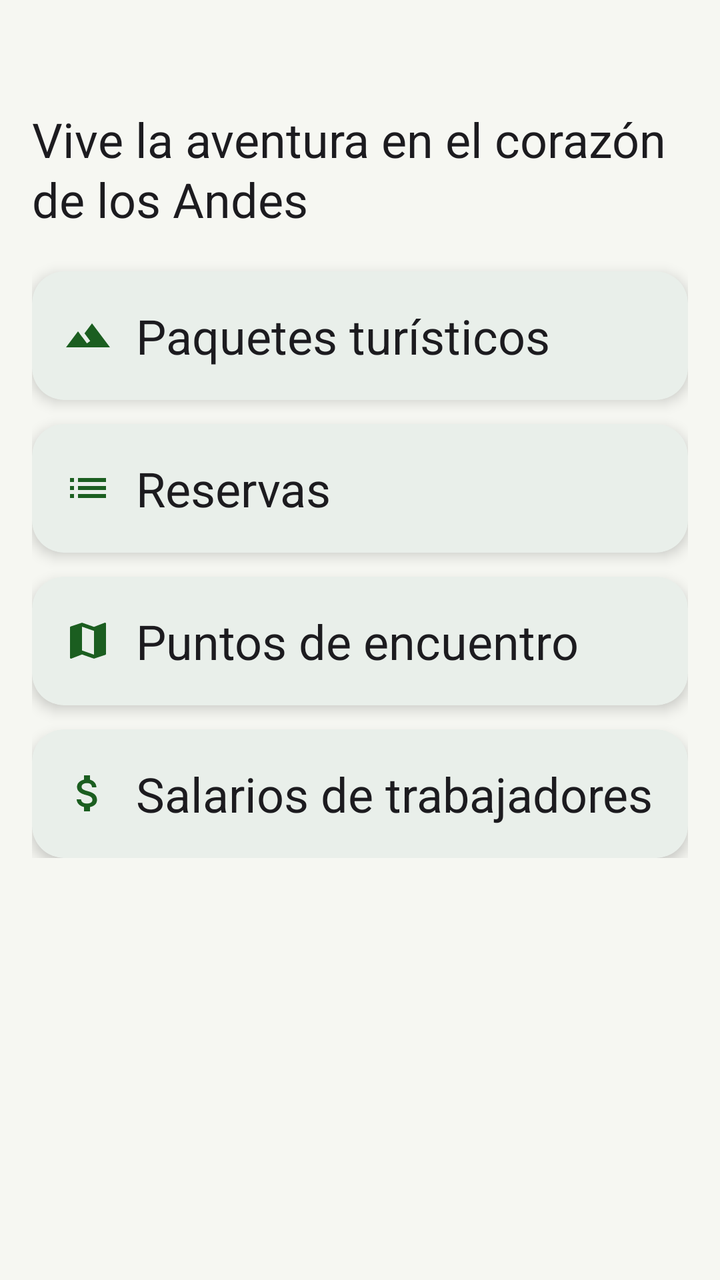
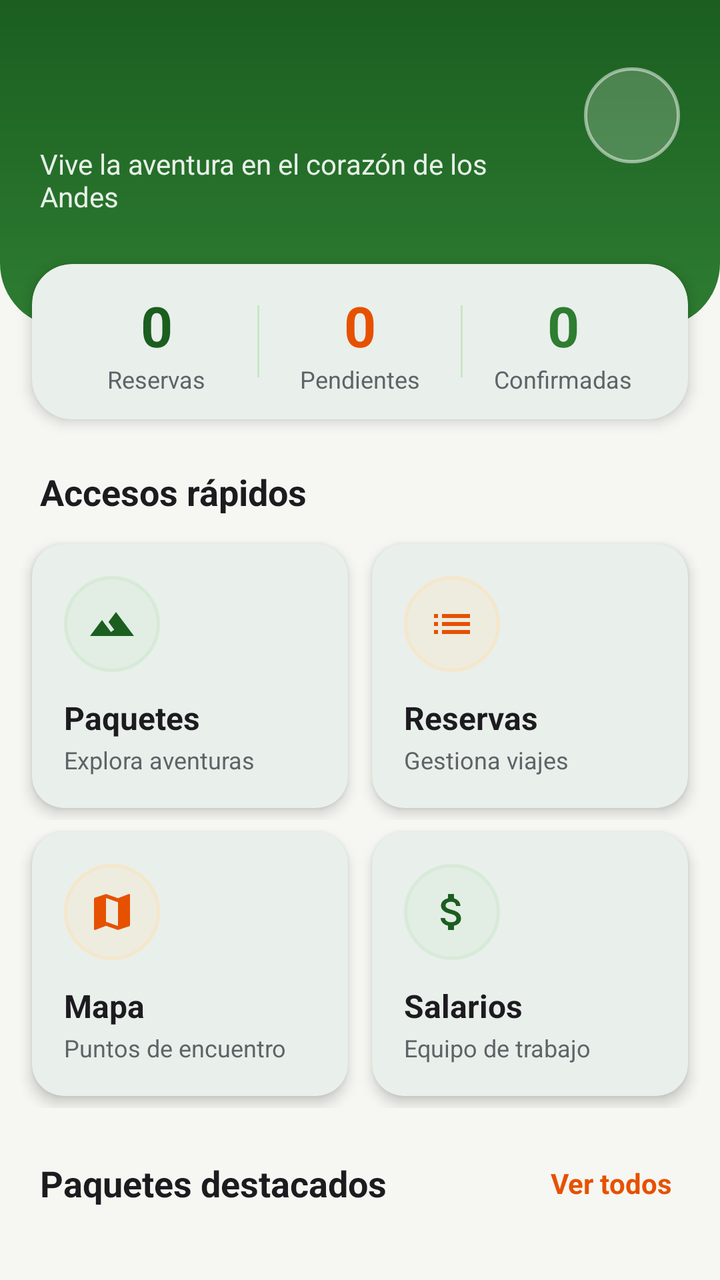

Compare the two renders of this Android layout. The source of the first and the diff that turns it into the second are given below.
<!-- AndroidManifest.xml: application theme Theme.AndesAventura -->
<!-- res/layout/fragment_inicio.xml -->
<?xml version="1.0" encoding="utf-8"?>
<ScrollView xmlns:android="http://schemas.android.com/apk/res/android"
    xmlns:app="http://schemas.android.com/apk/res-auto"
    android:layout_width="match_parent"
    android:layout_height="match_parent">

    <LinearLayout
        android:layout_width="match_parent"
        android:layout_height="wrap_content"
        android:orientation="vertical"
        android:padding="16dp">

        <TextView
            android:id="@+id/tvBienvenida"
            style="@style/TextoTitulo"
            android:layout_width="match_parent"
            android:layout_height="wrap_content" />

        <TextView
            style="@style/TextoParrafo"
            android:layout_width="match_parent"
            android:layout_height="wrap_content"
            android:layout_marginBottom="8dp"
            android:text="@string/eslogan" />

        <com.google.android.material.card.MaterialCardView
            android:id="@+id/cardPaquetes"
            style="@style/Tarjeta"
            android:layout_width="match_parent"
            android:layout_height="wrap_content"
            android:layout_marginTop="12dp"
            android:clickable="true"
            android:focusable="true">

            <TextView
                style="@style/TextoParrafo"
                android:layout_width="match_parent"
                android:layout_height="wrap_content"
                android:drawablePadding="12dp"
                android:gravity="center_vertical"
                android:text="Paquetes turísticos"
                app:drawableStartCompat="@drawable/ic_terrain"
                app:drawableTint="@color/verde_andino" />
        </com.google.android.material.card.MaterialCardView>

        <com.google.android.material.card.MaterialCardView
            android:id="@+id/cardReservas"
            style="@style/Tarjeta"
            android:layout_width="match_parent"
            android:layout_height="wrap_content"
            android:layout_marginTop="12dp"
            android:clickable="true"
            android:focusable="true">

            <TextView
                style="@style/TextoParrafo"
                android:layout_width="match_parent"
                android:layout_height="wrap_content"
                android:drawablePadding="12dp"
                android:gravity="center_vertical"
                android:text="Reservas"
                app:drawableStartCompat="@drawable/ic_list"
                app:drawableTint="@color/verde_andino" />
        </com.google.android.material.card.MaterialCardView>

        <com.google.android.material.card.MaterialCardView
            android:id="@+id/cardMapa"
            style="@style/Tarjeta"
            android:layout_width="match_parent"
            android:layout_height="wrap_content"
            android:layout_marginTop="12dp"
            android:clickable="true"
            android:focusable="true">

            <TextView
                style="@style/TextoParrafo"
                android:layout_width="match_parent"
                android:layout_height="wrap_content"
                android:drawablePadding="12dp"
                android:gravity="center_vertical"
                android:text="Puntos de encuentro"
                app:drawableStartCompat="@drawable/ic_map"
                app:drawableTint="@color/verde_andino" />
        </com.google.android.material.card.MaterialCardView>

        <com.google.android.material.card.MaterialCardView
            android:id="@+id/cardSalarios"
            style="@style/Tarjeta"
            android:layout_width="match_parent"
            android:layout_height="wrap_content"
            android:layout_marginTop="12dp"
            android:clickable="true"
            android:focusable="true">

            <TextView
                style="@style/TextoParrafo"
                android:layout_width="match_parent"
                android:layout_height="wrap_content"
                android:drawablePadding="12dp"
                android:gravity="center_vertical"
                android:text="Salarios de trabajadores"
                app:drawableStartCompat="@drawable/ic_money"
                app:drawableTint="@color/verde_andino" />
        </com.google.android.material.card.MaterialCardView>
    </LinearLayout>
</ScrollView>
<!-- resources referenced by this layout -->
<resources>
  <color name="verde_andino">#1B5E20</color>
  <!-- drawable ic_list (drawable) -->
  <vector xmlns:android="http://schemas.android.com/apk/res/android"
      android:width="24dp" android:height="24dp"
      android:viewportWidth="24" android:viewportHeight="24"
      android:tint="?attr/colorControlNormal">
      <path android:fillColor="@android:color/white" android:pathData="M3,13h2v-2H3v2zM3,17h2v-2H3v2zM3,9h2V7H3v2zM7,13h14v-2H7v2zM7,17h14v-2H7v2zM7,7v2h14V7H7z"/>
  </vector>
  <!-- drawable ic_map (drawable) -->
  <vector xmlns:android="http://schemas.android.com/apk/res/android"
      android:width="24dp" android:height="24dp"
      android:viewportWidth="24" android:viewportHeight="24"
      android:tint="?attr/colorControlNormal">
      <path android:fillColor="@android:color/white" android:pathData="M20.5,3l-0.16,0.03L15,5.1 9,3 3.36,4.9c-0.21,0.07 -0.36,0.25 -0.36,0.48V20.5c0,0.28 0.22,0.5 0.5,0.5l0.16,-0.03L9,18.9l6,2.1 5.64,-1.9c0.21,-0.07 0.36,-0.25 0.36,-0.48V3.5c0,-0.28 -0.22,-0.5 -0.5,-0.5zM15,19l-6,-2.11V5l6,2.11V19z"/>
  </vector>
  <!-- drawable ic_money (drawable) -->
  <vector xmlns:android="http://schemas.android.com/apk/res/android"
      android:width="24dp" android:height="24dp"
      android:viewportWidth="24" android:viewportHeight="24"
      android:tint="?attr/colorControlNormal">
      <path android:fillColor="@android:color/white" android:pathData="M11.8,10.9c-2.27,-0.59 -3,-1.2 -3,-2.15 0,-1.09 1.01,-1.85 2.7,-1.85 1.78,0 2.44,0.85 2.5,2.1h2.21c-0.07,-1.72 -1.12,-3.3 -3.21,-3.81V3h-3v2.16c-1.94,0.42 -3.5,1.68 -3.5,3.61 0,2.31 1.91,3.46 4.7,4.13 2.5,0.6 3,1.48 3,2.41 0,0.69 -0.49,1.79 -2.7,1.79 -2.06,0 -2.87,-0.92 -2.98,-2.1h-2.2c0.12,2.19 1.76,3.42 3.68,3.83V21h3v-2.15c1.95,-0.37 3.5,-1.5 3.5,-3.55 0,-2.84 -2.43,-3.81 -4.7,-4.4z"/>
  </vector>
  <!-- drawable ic_terrain (drawable) -->
  <vector xmlns:android="http://schemas.android.com/apk/res/android"
      android:width="24dp" android:height="24dp"
      android:viewportWidth="24" android:viewportHeight="24"
      android:tint="?attr/colorControlNormal">
      <path android:fillColor="@android:color/white" android:pathData="M14,6l-3.75,5 2.85,3.8 -1.6,1.2C9.81,13.75 7,10 7,10l-6,8h22L14,6z"/>
  </vector>
  <string name="eslogan">Vive la aventura en el corazón de los Andes</string>
  <style name="Tarjeta" parent="Widget.Material3.CardView.Elevated">
          <item name="cardCornerRadius">16dp</item>
          <item name="cardElevation">4dp</item>
          <item name="contentPadding">16dp</item>
          <item name="cardBackgroundColor">@color/blanco</item>
      </style>
  <style name="TextoParrafo">
          <item name="android:textSize">24sp</item>
          <item name="android:lineHeight">30sp</item>
          <item name="android:textColor">@color/texto</item>
      </style>
  <style name="TextoTitulo">
          <item name="android:textSize">28sp</item>
          <item name="android:textStyle">bold</item>
          <item name="android:textColor">@color/verde_andino</item>
      </style>
  <color name="blanco">#FFFFFF</color>
  <color name="texto">#1C1B1F</color>
  <color name="verde_claro">#C8E6C9</color>
  <color name="verde_andino_oscuro">#003300</color>
  <color name="naranja_aventura">#E65100</color>
  <color name="naranja_claro">#FFE0B2</color>
  <color name="fondo">#F6F7F2</color>
  <!-- unchanged entries left out for length: 1 -->
</resources>

<!-- the commit's change to res/layout/fragment_inicio.xml (unified diff, before → after) -->
@@ -2,105 +2,440 @@
 <ScrollView xmlns:android="http://schemas.android.com/apk/res/android"
     xmlns:app="http://schemas.android.com/apk/res-auto"
     android:layout_width="match_parent"
-    android:layout_height="match_parent">
+    android:layout_height="match_parent"
+    android:background="@color/fondo"
+    android:fillViewport="true">
 
     <LinearLayout
         android:layout_width="match_parent"
         android:layout_height="wrap_content"
-        android:orientation="vertical"
-        android:padding="16dp">
-
+        android:orientation="vertical">
+
+        
+        <LinearLayout
+            android:layout_width="match_parent"
+            android:layout_height="wrap_content"
+            android:background="@drawable/bg_header_home"
+            android:gravity="center_vertical"
+            android:orientation="horizontal"
+            android:paddingStart="20dp"
+            android:paddingTop="8dp"
+            android:paddingEnd="20dp"
+            android:paddingBottom="56dp">
+
+            <LinearLayout
+                android:layout_width="0dp"
+                android:layout_height="wrap_content"
+                android:layout_weight="1"
+                android:orientation="vertical">
+
+                <TextView
+                    android:id="@+id/tvSaludo"
+                    android:layout_width="wrap_content"
+                    android:layout_height="wrap_content"
+                    android:textColor="@color/verde_claro"
+                    android:textSize="14sp" />
+
+                <TextView
+                    android:id="@+id/tvBienvenida"
+                    android:layout_width="match_parent"
+                    android:layout_height="wrap_content"
+                    android:layout_marginTop="2dp"
+                    android:ellipsize="end"
+                    android:maxLines="1"
+                    android:textColor="@color/blanco"
+                    android:textSize="28sp"
+                    android:textStyle="bold" />
+
+                <TextView
+                    android:layout_width="match_parent"
+                    android:layout_height="wrap_content"
+                    android:layout_marginTop="6dp"
+                    android:alpha="0.9"
+                    android:text="@string/eslogan"
+                    android:textColor="@color/blanco"
+                    android:textSize="14sp" />
+            </LinearLayout>
+
+            <TextView
+                android:id="@+id/tvInicial"
+                android:layout_width="48dp"
+                android:layout_height="48dp"
+                android:layout_marginStart="12dp"
+                android:background="@drawable/bg_avatar"
+                android:gravity="center"
+                android:textColor="@color/blanco"
+                android:textSize="20sp"
+                android:textStyle="bold" />
+        </LinearLayout>
+
+        
+        <com.google.android.material.card.MaterialCardView
+            style="@style/Tarjeta"
+            android:layout_width="match_parent"
+            android:layout_height="wrap_content"
+            android:layout_marginStart="16dp"
+            android:layout_marginTop="-32dp"
+            android:layout_marginEnd="16dp"
+            app:cardCornerRadius="20dp"
+            app:contentPadding="12dp">
+
+            <LinearLayout
+                android:layout_width="match_parent"
+                android:layout_height="wrap_content"
+                android:orientation="horizontal">
+
+                <LinearLayout
+                    android:layout_width="0dp"
+                    android:layout_height="wrap_content"
+                    android:layout_weight="1"
+                    android:gravity="center"
+                    android:orientation="vertical">
+
+                    <TextView
+                        android:id="@+id/tvStatTotal"
+                        android:layout_width="wrap_content"
+                        android:layout_height="wrap_content"
+                        android:text="0"
+                        android:textColor="@color/verde_andino"
+                        android:textSize="28sp"
+                        android:textStyle="bold" />
+
+                    <TextView
+                        android:layout_width="wrap_content"
+                        android:layout_height="wrap_content"
+                        android:text="Reservas"
+                        android:textColor="@color/texto_secundario"
+                        android:textSize="12sp" />
+                </LinearLayout>
+
+                <View
+                    android:layout_width="1dp"
+                    android:layout_height="36dp"
+                    android:layout_gravity="center_vertical"
+                    android:background="@color/verde_claro" />
+
+                <LinearLayout
+                    android:layout_width="0dp"
+                    android:layout_height="wrap_content"
+                    android:layout_weight="1"
+                    android:gravity="center"
+                    android:orientation="vertical">
+
+                    <TextView
+                        android:id="@+id/tvStatPendientes"
+                        android:layout_width="wrap_content"
+                        android:layout_height="wrap_content"
+                        android:text="0"
+                        android:textColor="@color/naranja_aventura"
+                        android:textSize="28sp"
+                        android:textStyle="bold" />
+
+                    <TextView
+                        android:layout_width="wrap_content"
+                        android:layout_height="wrap_content"
+                        android:text="Pendientes"
+                        android:textColor="@color/texto_secundario"
+                        android:textSize="12sp" />
+                </LinearLayout>
+
+                <View
+                    android:layout_width="1dp"
+                    android:layout_height="36dp"
+                    android:layout_gravity="center_vertical"
+                    android:background="@color/verde_claro" />
+
+                <LinearLayout
+                    android:layout_width="0dp"
+                    android:layout_height="wrap_content"
+                    android:layout_weight="1"
+                    android:gravity="center"
+                    android:orientation="vertical">
+
+                    <TextView
+                        android:id="@+id/tvStatConfirmadas"
+                        android:layout_width="wrap_content"
+                        android:layout_height="wrap_content"
+                        android:text="0"
+                        android:textColor="@color/estado_confirmado"
+                        android:textSize="28sp"
+                        android:textStyle="bold" />
+
+                    <TextView
+                        android:layout_width="wrap_content"
+                        android:layout_height="wrap_content"
+                        android:text="Confirmadas"
+                        android:textColor="@color/texto_secundario"
+                        android:textSize="12sp" />
+                </LinearLayout>
+            </LinearLayout>
+        </com.google.android.material.card.MaterialCardView>
+
+        
         <TextView
-            android:id="@+id/tvBienvenida"
-            style="@style/TextoTitulo"
-            android:layout_width="match_parent"
-            android:layout_height="wrap_content" />
-
-        <TextView
-            style="@style/TextoParrafo"
-            android:layout_width="match_parent"
-            android:layout_height="wrap_content"
-            android:layout_marginBottom="8dp"
-            android:text="@string/eslogan" />
-
-        <com.google.android.material.card.MaterialCardView
-            android:id="@+id/cardPaquetes"
-            style="@style/Tarjeta"
-            android:layout_width="match_parent"
-            android:layout_height="wrap_content"
-            android:layout_marginTop="12dp"
-            android:clickable="true"
-            android:focusable="true">
+            android:layout_width="match_parent"
+            android:layout_height="wrap_content"
+            android:layout_marginStart="20dp"
+            android:layout_marginTop="24dp"
+            android:layout_marginEnd="20dp"
+            android:text="Accesos rápidos"
+            android:textColor="@color/texto"
+            android:textSize="18sp"
+            android:textStyle="bold" />
+
+        <LinearLayout
+            android:layout_width="match_parent"
+            android:layout_height="wrap_content"
+            android:layout_marginStart="10dp"
+            android:layout_marginTop="8dp"
+            android:layout_marginEnd="10dp"
+            android:orientation="horizontal">
+
+            <com.google.android.material.card.MaterialCardView
+                android:id="@+id/cardPaquetes"
+                style="@style/Tarjeta"
+                android:layout_width="0dp"
+                android:layout_height="wrap_content"
+                android:layout_margin="6dp"
+                android:layout_weight="1"
+                android:clickable="true"
+                android:focusable="true">
+
+                <LinearLayout
+                    android:layout_width="match_parent"
+                    android:layout_height="wrap_content"
+                    android:orientation="vertical">
+
+                    <FrameLayout
+                        android:layout_width="48dp"
+                        android:layout_height="48dp"
+                        android:background="@drawable/bg_icono_circulo"
+                        android:backgroundTint="@color/verde_claro">
+
+                        <ImageView
+                            android:layout_width="24dp"
+                            android:layout_height="24dp"
+                            android:layout_gravity="center"
+                            android:importantForAccessibility="no"
+                            android:src="@drawable/ic_terrain"
+                            app:tint="@color/verde_andino" />
+                    </FrameLayout>
+
+                    <TextView
+                        android:layout_width="match_parent"
+                        android:layout_height="wrap_content"
+                        android:layout_marginTop="12dp"
+                        android:text="Paquetes"
+                        android:textColor="@color/texto"
+                        android:textSize="16sp"
+                        android:textStyle="bold" />
+
+                    <TextView
+                        android:layout_width="match_parent"
+                        android:layout_height="wrap_content"
+                        android:layout_marginTop="2dp"
+                        android:text="Explora aventuras"
+                        android:textColor="@color/texto_secundario"
+                        android:textSize="12sp" />
+                </LinearLayout>
+            </com.google.android.material.card.MaterialCardView>
+
+            <com.google.android.material.card.MaterialCardView
+                android:id="@+id/cardReservas"
+                style="@style/Tarjeta"
+                android:layout_width="0dp"
+                android:layout_height="wrap_content"
+                android:layout_margin="6dp"
+                android:layout_weight="1"
+                android:clickable="true"
+                android:focusable="true">
+
+                <LinearLayout
+                    android:layout_width="match_parent"
+                    android:layout_height="wrap_content"
+                    android:orientation="vertical">
+
+                    <FrameLayout
+                        android:layout_width="48dp"
+                        android:layout_height="48dp"
+                        android:background="@drawable/bg_icono_circulo"
+                        android:backgroundTint="@color/naranja_claro">
+
+                        <ImageView
+                            android:layout_width="24dp"
+                            android:layout_height="24dp"
+                            android:layout_gravity="center"
+                            android:importantForAccessibility="no"
+                            android:src="@drawable/ic_list"
+                            app:tint="@color/naranja_aventura" />
+                    </FrameLayout>
+
+                    <TextView
+                        android:layout_width="match_parent"
+                        android:layout_height="wrap_content"
+                        android:layout_marginTop="12dp"
+                        android:text="Reservas"
+                        android:textColor="@color/texto"
+                        android:textSize="16sp"
+                        android:textStyle="bold" />
+
+                    <TextView
+                        android:layout_width="match_parent"
+                        android:layout_height="wrap_content"
+                        android:layout_marginTop="2dp"
+                        android:text="Gestiona viajes"
+                        android:textColor="@color/texto_secundario"
+                        android:textSize="12sp" />
+                </LinearLayout>
+            </com.google.android.material.card.MaterialCardView>
+        </LinearLayout>
+
+        <LinearLayout
+            android:layout_width="match_parent"
+            android:layout_height="wrap_content"
+            android:layout_marginStart="10dp"
+            android:layout_marginEnd="10dp"
+            android:orientation="horizontal">
+
+            <com.google.android.material.card.MaterialCardView
+                android:id="@+id/cardMapa"
+                style="@style/Tarjeta"
+                android:layout_width="0dp"
+                android:layout_height="wrap_content"
+                android:layout_margin="6dp"
+                android:layout_weight="1"
+                android:clickable="true"
+                android:focusable="true">
+
+                <LinearLayout
+                    android:layout_width="match_parent"
+                    android:layout_height="wrap_content"
+                    android:orientation="vertical">
+
+                    <FrameLayout
+                        android:layout_width="48dp"
+                        android:layout_height="48dp"
+                        android:background="@drawable/bg_icono_circulo"
+                        android:backgroundTint="@color/naranja_claro">
+
+                        <ImageView
+                            android:layout_width="24dp"
+                            android:layout_height="24dp"
+                            android:layout_gravity="center"
+                            android:importantForAccessibility="no"
+                            android:src="@drawable/ic_map"
+                            app:tint="@color/naranja_aventura" />
+                    </FrameLayout>
+
+                    <TextView
+                        android:layout_width="match_parent"
+                        android:layout_height="wrap_content"
+                        android:layout_marginTop="12dp"
+                        android:text="Mapa"
+                        android:textColor="@color/texto"
+                        android:textSize="16sp"
+                        android:textStyle="bold" />
+
+                    <TextView
+                        android:layout_width="match_parent"
+                        android:layout_height="wrap_content"
+                        android:layout_marginTop="2dp"
+                        android:text="Puntos de encuentro"
+                        android:textColor="@color/texto_secundario"
+                        android:textSize="12sp" />
+                </LinearLayout>
+            </com.google.android.material.card.MaterialCardView>
+
+            <com.google.android.material.card.MaterialCardView
+                android:id="@+id/cardSalarios"
+                style="@style/Tarjeta"
+                android:layout_width="0dp"
+                android:layout_height="wrap_content"
+                android:layout_margin="6dp"
+                android:layout_weight="1"
+                android:clickable="true"
+                android:focusable="true">
+
+                <LinearLayout
+                    android:layout_width="match_parent"
+                    android:layout_height="wrap_content"
+                    android:orientation="vertical">
+
+                    <FrameLayout
+                        android:layout_width="48dp"
+                        android:layout_height="48dp"
+                        android:background="@drawable/bg_icono_circulo"
+                        android:backgroundTint="@color/verde_claro">
+
+                        <ImageView
+                            android:layout_width="24dp"
+                            android:layout_height="24dp"
+                            android:layout_gravity="center"
+                            android:importantForAccessibility="no"
+                            android:src="@drawable/ic_money"
+                            app:tint="@color/verde_andino" />
+                    </FrameLayout>
+
+                    <TextView
+                        android:layout_width="match_parent"
+                        android:layout_height="wrap_content"
+                        android:layout_marginTop="12dp"
+                        android:text="Salarios"
+                        android:textColor="@color/texto"
+                        android:textSize="16sp"
+                        android:textStyle="bold" />
+
+                    <TextView
+                        android:layout_width="match_parent"
+                        android:layout_height="wrap_content"
+                        android:layout_marginTop="2dp"
+                        android:text="Equipo de trabajo"
+                        android:textColor="@color/texto_secundario"
+                        android:textSize="12sp" />
+                </LinearLayout>
+            </com.google.android.material.card.MaterialCardView>
+        </LinearLayout>
+
+        
+        <LinearLayout
+            android:layout_width="match_parent"
+            android:layout_height="wrap_content"
+            android:layout_marginStart="20dp"
+            android:layout_marginTop="24dp"
+            android:layout_marginEnd="20dp"
+            android:gravity="center_vertical"
+            android:orientation="horizontal">
 
             <TextView
-                style="@style/TextoParrafo"
-                android:layout_width="match_parent"
-                android:layout_height="wrap_content"
-                android:drawablePadding="12dp"
-                android:gravity="center_vertical"
-                android:text="Paquetes turísticos"
-                app:drawableStartCompat="@drawable/ic_terrain"
-                app:drawableTint="@color/verde_andino" />
-        </com.google.android.material.card.MaterialCardView>
-
-        <com.google.android.material.card.MaterialCardView
-            android:id="@+id/cardReservas"
-            style="@style/Tarjeta"
-            android:layout_width="match_parent"
-            android:layout_height="wrap_content"
-            android:layout_marginTop="12dp"
-            android:clickable="true"
-            android:focusable="true">
+                android:layout_width="0dp"
+                android:layout_height="wrap_content"
+                android:layout_weight="1"
+                android:text="Paquetes destacados"
+                android:textColor="@color/texto"
+                android:textSize="18sp"
+                android:textStyle="bold" />
 
             <TextView
-                style="@style/TextoParrafo"
-                android:layout_width="match_parent"
-                android:layout_height="wrap_content"
-                android:drawablePadding="12dp"
-                android:gravity="center_vertical"
-                android:text="Reservas"
-                app:drawableStartCompat="@drawable/ic_list"
-                app:drawableTint="@color/verde_andino" />
-        </com.google.android.material.card.MaterialCardView>
-
-        <com.google.android.material.card.MaterialCardView
-            android:id="@+id/cardMapa"
-            style="@style/Tarjeta"
-            android:layout_width="match_parent"
-            android:layout_height="wrap_content"
-            android:layout_marginTop="12dp"
-            android:clickable="true"
-            android:focusable="true">
-
-            <TextView
-                style="@style/TextoParrafo"
-                android:layout_width="match_parent"
-                android:layout_height="wrap_content"
-                android:drawablePadding="12dp"
-                android:gravity="center_vertical"
-                android:text="Puntos de encuentro"
-                app:drawableStartCompat="@drawable/ic_map"
-                app:drawableTint="@color/verde_andino" />
-        </com.google.android.material.card.MaterialCardView>
-
-        <com.google.android.material.card.MaterialCardView
-            android:id="@+id/cardSalarios"
-            style="@style/Tarjeta"
-            android:layout_width="match_parent"
-            android:layout_height="wrap_content"
-            android:layout_marginTop="12dp"
-            android:clickable="true"
-            android:focusable="true">
-
-            <TextView
-                style="@style/TextoParrafo"
-                android:layout_width="match_parent"
-                android:layout_height="wrap_content"
-                android:drawablePadding="12dp"
-                android:gravity="center_vertical"
-                android:text="Salarios de trabajadores"
-                app:drawableStartCompat="@drawable/ic_money"
-                app:drawableTint="@color/verde_andino" />
-        </com.google.android.material.card.MaterialCardView>
+                android:id="@+id/tvVerTodos"
+                android:layout_width="wrap_content"
+                android:layout_height="wrap_content"
+                android:padding="4dp"
+                android:text="Ver todos"
+                android:textColor="@color/naranja_aventura"
+                android:textSize="14sp"
+                android:textStyle="bold" />
+        </LinearLayout>
+
+        <androidx.recyclerview.widget.RecyclerView
+            android:id="@+id/rvDestacados"
+            android:layout_width="match_parent"
+            android:layout_height="wrap_content"
+            android:layout_marginTop="8dp"
+            android:clipToPadding="false"
+            android:orientation="horizontal"
+            android:paddingStart="16dp"
+            android:paddingEnd="8dp"
+            android:paddingBottom="24dp"
+            app:layoutManager="androidx.recyclerview.widget.LinearLayoutManager" />
     </LinearLayout>
 </ScrollView>
<!-- resource entries referenced after the edit -->
@@ -36,19 +36,34 @@
           <item name="contentPadding">16dp</item>
           <item name="cardBackgroundColor">@color/blanco</item>
       </style>
-  <style name="TextoParrafo">
-          <item name="android:textSize">24sp</item>
-          <item name="android:lineHeight">30sp</item>
-          <item name="android:textColor">@color/texto</item>
-      </style>
-  <style name="TextoTitulo">
-          <item name="android:textSize">28sp</item>
-          <item name="android:textStyle">bold</item>
-          <item name="android:textColor">@color/verde_andino</item>
-      </style>
   <color name="blanco">#FFFFFF</color>
+  <color name="estado_confirmado">#2E7D32</color>
   <color name="texto">#1C1B1F</color>
+  <color name="texto_secundario">#5F6368</color>
   <color name="verde_claro">#C8E6C9</color>
+  <!-- drawable bg_avatar (drawable) -->
+  <?xml version="1.0" encoding="utf-8"?>
+  <shape xmlns:android="http://schemas.android.com/apk/res/android" android:shape="oval">
+      <solid android:color="#33FFFFFF" />
+      <stroke android:width="1.5dp" android:color="#80FFFFFF" />
+  </shape>
+  <!-- drawable bg_header_home (drawable) -->
+  <?xml version="1.0" encoding="utf-8"?>
+  <shape xmlns:android="http://schemas.android.com/apk/res/android">
+      <gradient
+          android:angle="270"
+          android:startColor="@color/verde_andino"
+          android:endColor="#2E7D32" />
+      <corners
+          android:bottomLeftRadius="32dp"
+          android:bottomRightRadius="32dp" />
+  </shape>
+  <!-- drawable bg_icono_circulo (drawable) -->
+  <?xml version="1.0" encoding="utf-8"?>
+  <shape xmlns:android="http://schemas.android.com/apk/res/android" android:shape="oval">
+      <solid android:color="#33FFFFFF" />
+      <stroke android:width="1.5dp" android:color="#80FFFFFF" />
+  </shape>
   <color name="verde_andino_oscuro">#003300</color>
   <color name="naranja_aventura">#E65100</color>
   <color name="naranja_claro">#FFE0B2</color>
